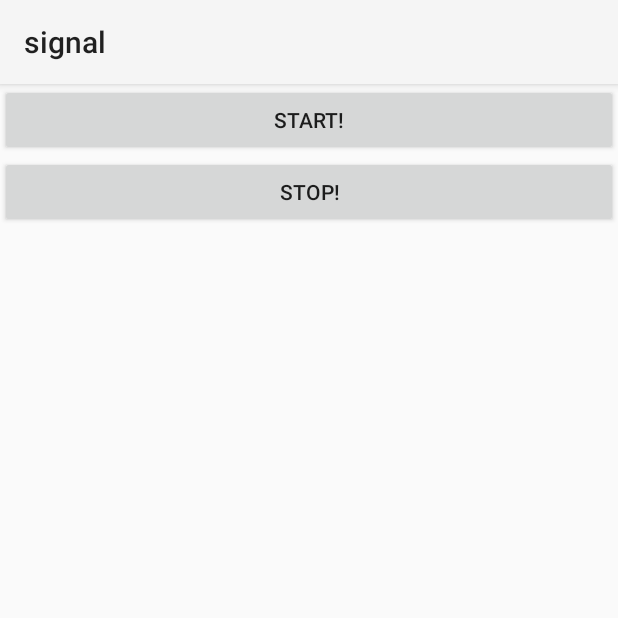
After one commit to ooakind/SIGNAL, an Android app: the PartnerActivity screen opened directly, with no data from a screen before it, on a phone screen of 412 x 824 dp, the top half of it. The commit adds this screen. Run offline under Robolectric (Android 15) with nearby library versions, the phone set to English and light mode, and no system bars.

Commit message:
implement partner-side modules

```diff
--- a/signal_client/app/src/main/java/com/csed/signal/Constants.java
+++ b/signal_client/app/src/main/java/com/csed/signal/Constants.java
@@ -2,10 +2,9 @@ package com.csed.signal;
 
 public class Constants {
     static final int LOCATION_SERVICE_ID = 175;
+    static final int PARTNER_SERVICE_ID = 180;
     static final String ACTION_START_LOCATION_SERVICE = "startLocationService";
     static final String ACTION_STOP_LOCATION_SERVICE = "stopLocationService";
-    static final String BASE_URL = "http://192.168.50.217:80";
-    static final String IP = "192.168.50.217";
-    static final int PORT = 80;
+    static final String BASE_URL = "http://tbone.postech.ac.kr:5000";
 
 }
--- /dev/null
+++ b/signal_client/app/src/main/java/com/csed/signal/PartnerActivity.java
@@ -0,0 +1,37 @@
+package com.csed.signal;
+
+import androidx.appcompat.app.AppCompatActivity;
+
+import android.content.Intent;
+import android.os.Bundle;
+import android.view.View;
+
+public class PartnerActivity extends AppCompatActivity {
+
+    private Intent intent;
+
+    @Override
+    protected void onCreate(Bundle savedInstanceState) {
+        super.onCreate(savedInstanceState);
+        setContentView(R.layout.activity_partner);
+        setListeners();
+        intent = new Intent(getApplicationContext(), PartnerService.class);
+    }
+    public void setListeners(){
+        findViewById(R.id.startPartner).setOnClickListener(new View.OnClickListener() {
+            @Override
+            public void onClick(View view) {
+                startService(intent);
+            }
+        });
+
+        findViewById(R.id.stopPartner).setOnClickListener(new View.OnClickListener() {
+            @Override
+            public void onClick(View view) {
+                stopService(intent);
+            }
+        });
+    }
+
+
+}
--- /dev/null
+++ b/signal_client/app/src/main/res/layout/activity_partner.xml
@@ -0,0 +1,27 @@
+<?xml version="1.0" encoding="utf-8"?>
+<androidx.constraintlayout.widget.ConstraintLayout xmlns:android="http://schemas.android.com/apk/res/android"
+    xmlns:app="http://schemas.android.com/apk/res-auto"
+    xmlns:tools="http://schemas.android.com/tools"
+    android:layout_width="match_parent"
+    android:layout_height="match_parent"
+    tools:context=".PartnerActivity">
+
+    <Button
+        android:id="@+id/startPartner"
+        android:layout_width="match_parent"
+        android:layout_height="wrap_content"
+        android:text="Start!"
+        app:layout_constraintTop_toTopOf="parent"
+
+        />
+
+    <Button
+        android:id="@+id/stopPartner"
+        android:layout_width="match_parent"
+        android:layout_height="wrap_content"
+        android:text="Stop!"
+        app:layout_constraintTop_toBottomOf="@id/startPartner"
+
+        />
+
+</androidx.constraintlayout.widget.ConstraintLayout>
--- a/signal_client/app/src/main/res/xml/network_security_config.xml
+++ b/signal_client/app/src/main/res/xml/network_security_config.xml
@@ -1,6 +1,6 @@
 <?xml version="1.0" encoding="utf-8"?>
 <network-security-config>
     <domain-config cleartextTrafficPermitted="true">
-        <domain includeSubdomains="true">192.168.50.217</domain>
+        <domain includeSubdomains="true">tbone.postech.ac.kr</domain>
     </domain-config>
 </network-security-config>
```
Also changed, not shown: signal_client/app/src/main/AndroidManifest.xml (+21 -1 lines), signal_client/app/src/main/java/com/csed/signal/CallActivity.java (added, +14 -0 lines), signal_client/app/src/main/java/com/csed/signal/LocationService.java (+1 -32 lines), signal_client/app/src/main/java/com/csed/signal/MainActivity.java (+8 -0 lines), signal_client/app/src/main/java/com/csed/signal/PartnerService.java (added, +104 -0 lines), signal_client/app/src/main/java/com/csed/signal/Retrofit_interface.java (+7 -0 lines), signal_client/app/src/main/res/layout/activity_call.xml (added, +17 -0 lines), signal_client/app/src/main/res/layout/activity_main.xml (+7 -0 lines).
